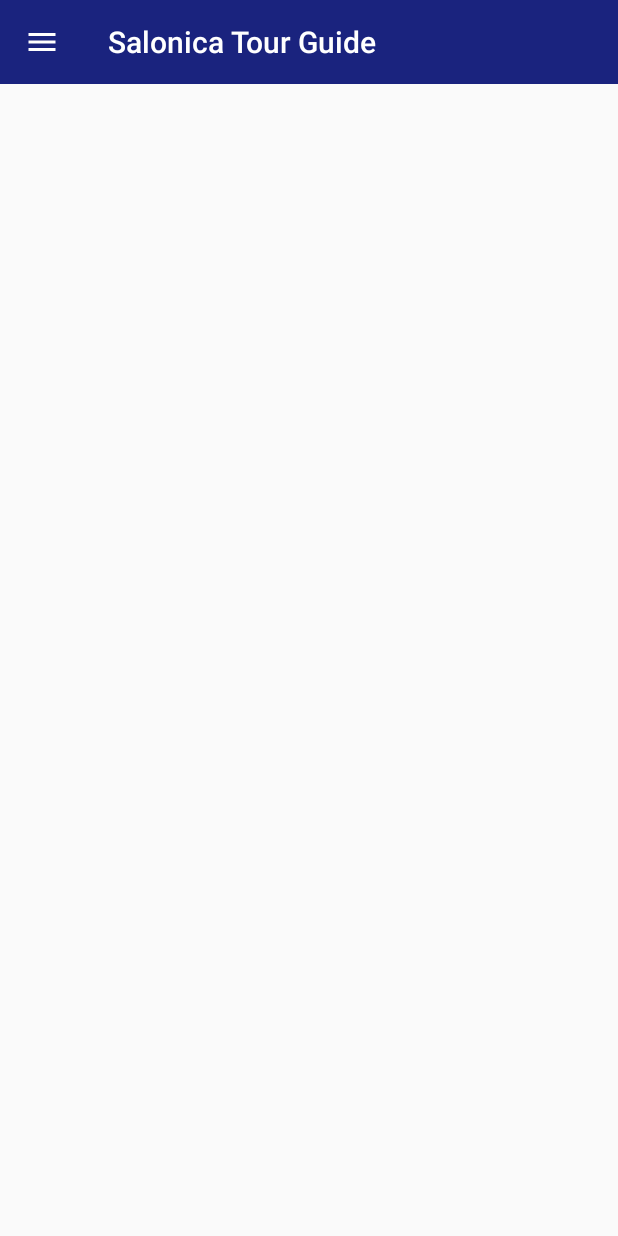
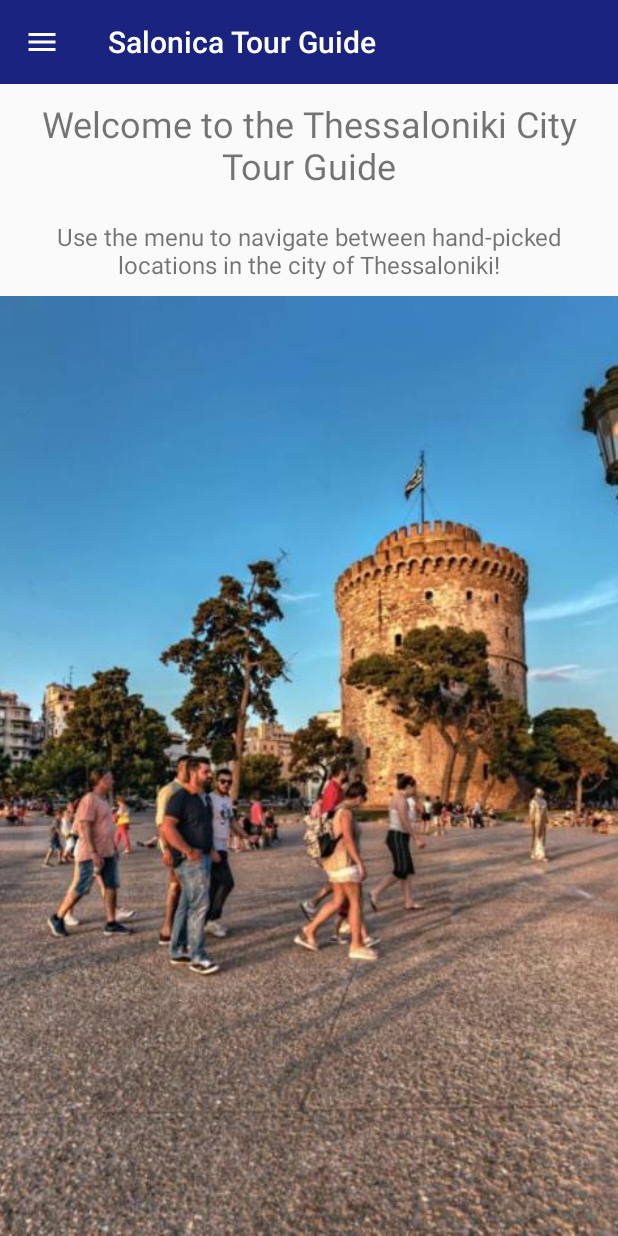
Before and after one commit to elisavetTriant/SalonicaTourGuide, an Android app: the screen it shows after launch (MainActivity), on a phone screen of 412 x 824 dp. Run offline under Robolectric (Android 15) with nearby library versions, the phone set to English and light mode, and no system bars.

Commit message:
Added fourth list and intro screen

```diff
--- /dev/null
+++ b/app/src/main/java/co/elisavet/salonicatourguide/IntroFragment.java
@@ -0,0 +1,29 @@
+package co.elisavet.salonicatourguide;
+
+
+import android.os.Bundle;
+import android.support.v4.app.Fragment;
+import android.view.LayoutInflater;
+import android.view.View;
+import android.view.ViewGroup;
+
+
+/**
+ * A simple {@link Fragment} subclass.
+ */
+public class IntroFragment extends Fragment {
+
+
+    public IntroFragment() {
+        // Required empty public constructor
+    }
+
+
+    @Override
+    public View onCreateView(LayoutInflater inflater, ViewGroup container,
+                             Bundle savedInstanceState) {
+        // Inflate the layout for this fragment
+        return inflater.inflate(R.layout.fragment_intro, container, false);
+    }
+
+}
--- a/app/src/main/java/co/elisavet/salonicatourguide/LocationData.java
+++ b/app/src/main/java/co/elisavet/salonicatourguide/LocationData.java
@@ -12,6 +12,7 @@ public class LocationData {
     private ArrayList<Location> cityCenterLocations = new ArrayList<>();
     private ArrayList<Location> museumsLocations = new ArrayList<>();
     private ArrayList<Location> theatersCinemasLocations = new ArrayList<>();
+    private ArrayList<Location> cityPlacesOfInterestLocations = new ArrayList<>();
 
 
     public LocationData(int locationsListCodeId) {
@@ -24,6 +25,9 @@ public class LocationData {
                 break;
             case 3:
                 locations = getTheatersCinemasLocations();
+                break;
+            case 4:
+                locations = getCityPlacesOfInterestLocations();
                 break;
             default:
                 locations = getCityCenterLocations();
@@ -83,8 +87,23 @@ public class LocationData {
             theatersCinemasLocations.add(new Location(40.637627, 22.966196, "Forest Theater (Kratiko Theatro Dasous) | National Theatre of Northern Greece", "Seich Sou Forest, Thessaloniki 554 38", "https://www.ntng.gr/default.aspx?lang=en-GB&page=15", "+30 231 520 0200"));
             theatersCinemasLocations.add(new Location(40.632773, 22.941788, "Olympion Cinema", "Aristotelous Square 10, Thessaloniki 546 23", "http://www2.filmfestival.gr/en/", "+30 231 028 4001"));
             theatersCinemasLocations.add(new Location(40.626572, 22.949419, "Makedonikon Cinema", "Filikis Etairias 44, Thessaloniki 546 21", "http://www.thekinematografers.com/", "+30 231 026 1727"));
-
+            theatersCinemasLocations.add(new Location(40.621535, 22.952217, "Open Air (Summer) Cinema Natali", "Leof. Meg. Aleksandrou 3, Thessaloniki 546 40", "http://www.thekinematografers.com/", "+30 231 082 9457"));
+            theatersCinemasLocations.add(new Location(40.631630, 22.950488, "Cinema Vakoura", "Michael Ioannou 10, Thessaloniki 546 22", "http://www.thekinematografers.com/", "+30 231 023 3665"));
+            theatersCinemasLocations.add(new Location(40.633621, 22.942978, "Cinema Alfa Odeon", "Tsimiski 43 (Platia Odeon), Thessaloniki 546 23", "http://odeon.gr/", "+30 231 029 0290"));
         }
         return theatersCinemasLocations;
     }
+
+    private ArrayList<Location> getCityPlacesOfInterestLocations(){
+
+        if (cityPlacesOfInterestLocations.isEmpty()){
+            cityPlacesOfInterestLocations.add(new Location(40.630132, 22.954507, "HELEXPO - Thessaloniki", "Egnatia 154, Thessaloniki 546 36", "https://www.helexpo.gr/", "+30 231 029 1598"));
+            cityPlacesOfInterestLocations.add(new Location(40.629359, 22.955428, "Thessaloniki International Exhibition", "Egnatia 154, Thessaloniki 546 36", "https://www.helexpo.gr/", "+30 231 029 1111"));
+            cityPlacesOfInterestLocations.add(new Location(40.625777, 22.954789, "Vellidio Convention Center", "Stratou Avenue, Thessaloniki 546 39", "https://www.helexpo.gr/", "+30 231 029 1572"));
+            cityPlacesOfInterestLocations.add(new Location(40.626655, 22.952087, "YMCA Thessaloniki", "N.Germanou 1 - YMCA Square, Thessaloniki 54621", "http://www.ymca.gr/", "+30  2316 001 000"));
+        }
+
+        return cityPlacesOfInterestLocations;
+
+    }
 }
--- a/app/src/main/java/co/elisavet/salonicatourguide/MainActivity.java
+++ b/app/src/main/java/co/elisavet/salonicatourguide/MainActivity.java
@@ -43,10 +43,10 @@ public class MainActivity extends AppCompatActivity {
         nvDrawer = (NavigationView) findViewById(R.id.nvView);
 
         // Initialize first view
-        /*fragmentManager = getSupportFragmentManager();//Get Fragment Manager
+        fragmentManager = getSupportFragmentManager();//Get Fragment Manager
         fragmentManager.beginTransaction()
-                .replace(R.id.flContent, new ListsFragment())
-                .commit();*/
+                .replace(R.id.flContent, new IntroFragment())
+                .commit();
 
         // Setup drawer view
         setupDrawerContent(nvDrawer);
@@ -96,6 +96,14 @@ public class MainActivity extends AppCompatActivity {
                 fragmentClass = MapsFragment.class;
                 listCodeId = 3;
                 break;
+            case R.id.nav_places_of_interest_list_fragment:
+                fragmentClass = ListsFragment.class;
+                listCodeId = 4;
+                break;
+            case R.id.nav_places_of_interest_map_fragment:
+                fragmentClass = MapsFragment.class;
+                listCodeId = 4;
+                break;
             default:
                 fragmentClass = ListsFragment.class;
                 listCodeId = 1;
--- /dev/null
+++ b/app/src/main/res/layout/fragment_intro.xml
@@ -0,0 +1,33 @@
+<LinearLayout xmlns:android="http://schemas.android.com/apk/res/android"
+    xmlns:tools="http://schemas.android.com/tools"
+    android:layout_width="match_parent"
+    android:layout_height="match_parent"
+    android:orientation="vertical"
+    tools:context="co.elisavet.salonicatourguide.IntroFragment">
+
+    <TextView
+        android:layout_width="match_parent"
+        android:layout_height="wrap_content"
+        android:text="@string/welcome_to_the_thessaloniki_city_tour_guide"
+        android:textSize="@dimen/text_size_large"
+        android:gravity="center"
+        android:padding="@dimen/widgets_margin" />
+
+    <TextView
+        android:layout_width="match_parent"
+        android:layout_height="wrap_content"
+        android:text="@string/use_the_menu_to_navigate_between_hand_picked_locations_in_the_city_of_thessaloniki"
+        android:textSize="@dimen/text_size_normal"
+        android:gravity="center"
+        android:padding="@dimen/widgets_margin" />
+
+
+    <ImageView
+        android:id="@+id/photo_image_view"
+        android:layout_width="match_parent"
+        android:layout_height="0dp"
+        android:scaleType="centerCrop"
+        android:layout_weight="1"
+        android:src="@drawable/white_tower_intro" />
+
+</LinearLayout>
--- a/app/src/main/res/layout/location_list_row.xml
+++ b/app/src/main/res/layout/location_list_row.xml
@@ -4,7 +4,6 @@
     xmlns:tools="http://schemas.android.com/tools"
     android:layout_width="match_parent"
     android:layout_height="wrap_content"
-    android:minHeight="@dimen/list_item_min_height"
     android:padding="@dimen/activity_horizontal_margin" >
 
 
--- a/app/src/main/res/menu/drawer_view.xml
+++ b/app/src/main/res/menu/drawer_view.xml
@@ -42,4 +42,18 @@
             </group>
         </menu>
     </item>
+    <item android:title="@string/thessaloniki_places_of_high_interest">
+        <menu>
+            <group android:checkableBehavior="single">
+                <item
+                    android:id="@+id/nav_places_of_interest_list_fragment"
+                    android:icon="@drawable/outline_location_city_black_24"
+                    android:title="@string/places_of_interest_list" />
+                <item
+                    android:id="@+id/nav_places_of_interest_map_fragment"
+                    android:icon="@drawable/outline_place_black_24"
+                    android:title="@string/places_of_interest_on_map" />
+            </group>
+        </menu>
+    </item>
 </menu>
--- a/app/src/main/res/values/strings.xml
+++ b/app/src/main/res/values/strings.xml
@@ -12,5 +12,10 @@
     <string name="thessaloniki_theatres_and_cinemas">Thessaloniki Theatres and Cinemas</string>
     <string name="view_theatres_and_cinemas_list">Theatres and Cinemas List</string>
     <string name="view_theatres_and_cinemas_on_map">Theatres and Cinemas on Map</string>
+    <string name="thessaloniki_places_of_high_interest">Thessaloniki Places of High Interest</string>
+    <string name="places_of_interest_list">Places of Interest List</string>
+    <string name="places_of_interest_on_map">Places of Interest on Map</string>
+    <string name="welcome_to_the_thessaloniki_city_tour_guide">Welcome to the Thessaloniki City Tour Guide</string>
+    <string name="use_the_menu_to_navigate_between_hand_picked_locations_in_the_city_of_thessaloniki">Use the menu to navigate between hand-picked locations in the city of Thessaloniki!</string>
 
 </resources>
```
Also changed, not shown: app/src/main/res/drawable-hdpi/white_tower_intro.jpg (added), app/src/main/res/drawable-ldpi/white_tower_intro.jpg (added), app/src/main/res/drawable-mdpi/white_tower_intro.jpg (added), app/src/main/res/drawable-xhdpi/white_tower_intro.jpg (added), app/src/main/res/drawable-xxhdpi/white_tower_intro.jpg (added), app/src/main/res/drawable-xxxhdpi/white_tower_intro.jpg (added), 1 other file.
